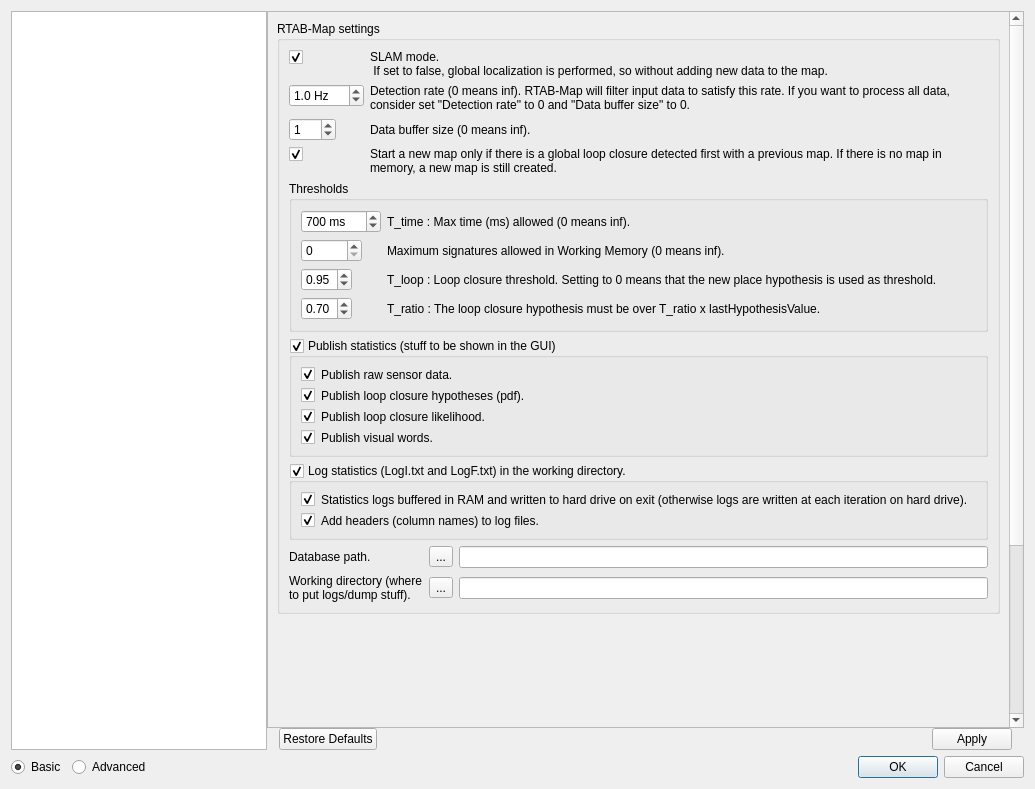
First picture: the form in guilib/src/ui/preferencesDialog.ui, repository introlab/rtabmap, before the edit.
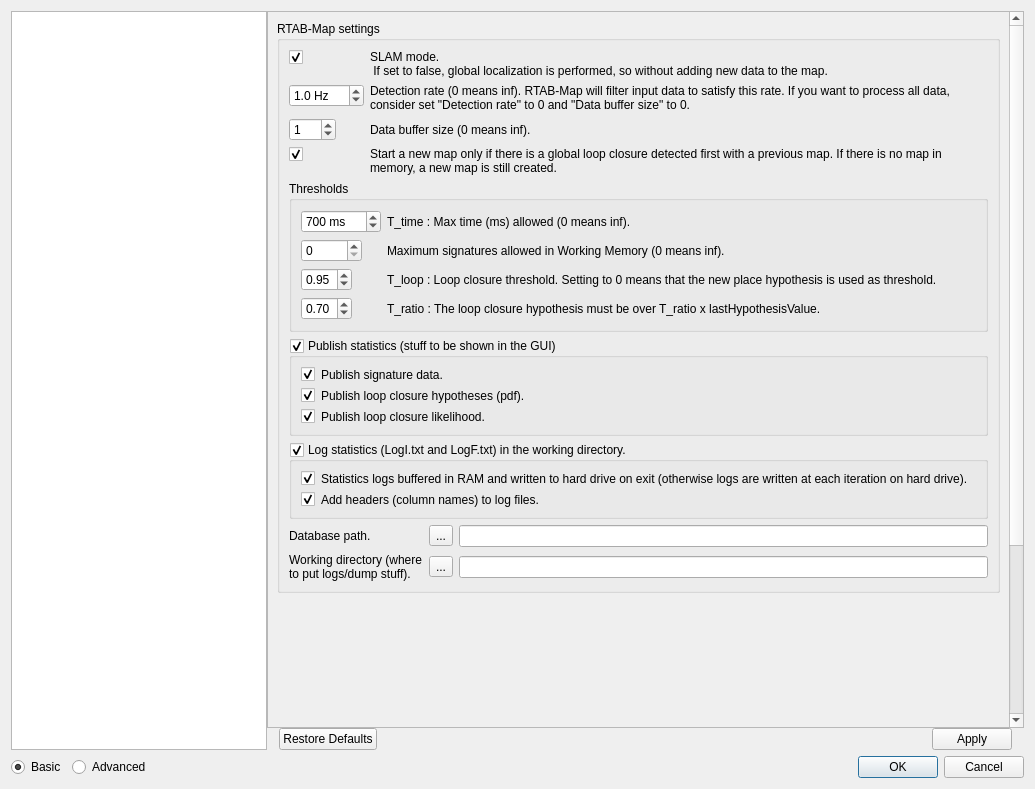
Second picture: the form after the edit. The open tabs and pages were chosen to show the change. Icons and pictures are not drawn. Custom widgets are drawn as their Qt base class.

Commit message: Refactored how visualization data are transfered between core and gui: using only Signature object instead of separated image,deph,fx,fy...

```diff
--- a/guilib/src/ui/preferencesDialog.ui
+++ b/guilib/src/ui/preferencesDialog.ui
@@ -65,7 +65,7 @@
             <x>0</x>
             <y>0</y>
             <width>744</width>
-            <height>978</height>
+            <height>1047</height>
            </rect>
           </property>
           <layout class="QVBoxLayout" name="verticalLayout_16">
@@ -2422,7 +2422,7 @@
                        <item row="0" column="1">
                         <widget class="QLabel" name="label_91">
                          <property name="text">
-                          <string>Publish raw sensor data.</string>
+                          <string>Publish signature data.</string>
                          </property>
                         </widget>
                        </item>
@@ -2460,23 +2460,6 @@
                          </property>
                         </widget>
                        </item>
-                       <item row="3" column="1">
-                        <widget class="QLabel" name="label_144">
-                         <property name="text">
-                          <string>Publish visual words.</string>
-                         </property>
-                        </widget>
-                       </item>
-                       <item row="3" column="0">
-                        <widget class="QCheckBox" name="checkBox_kp_publishKeypoints">
-                         <property name="text">
-                          <string/>
-                         </property>
-                         <property name="checked">
-                          <bool>true</bool>
-                         </property>
-                        </widget>
-                       </item>
                       </layout>
                      </widget>
                     </item>
```
Left out of the diff: 4 changed lines with no effect on the pictures. The commit also changes 22 other files.
